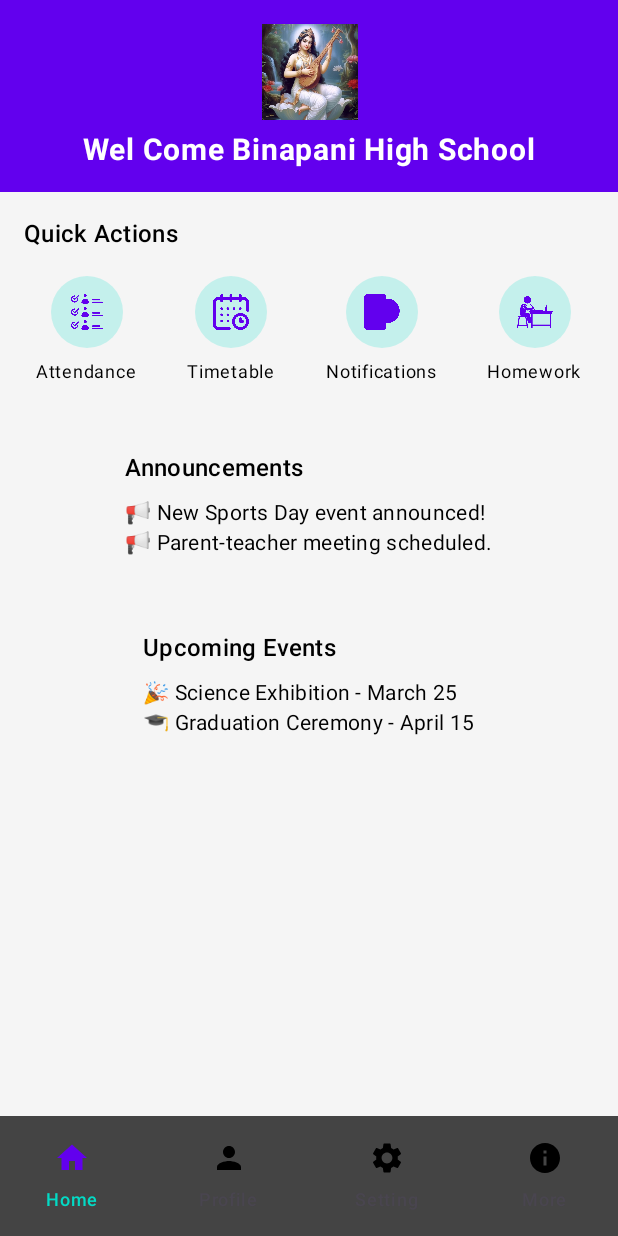
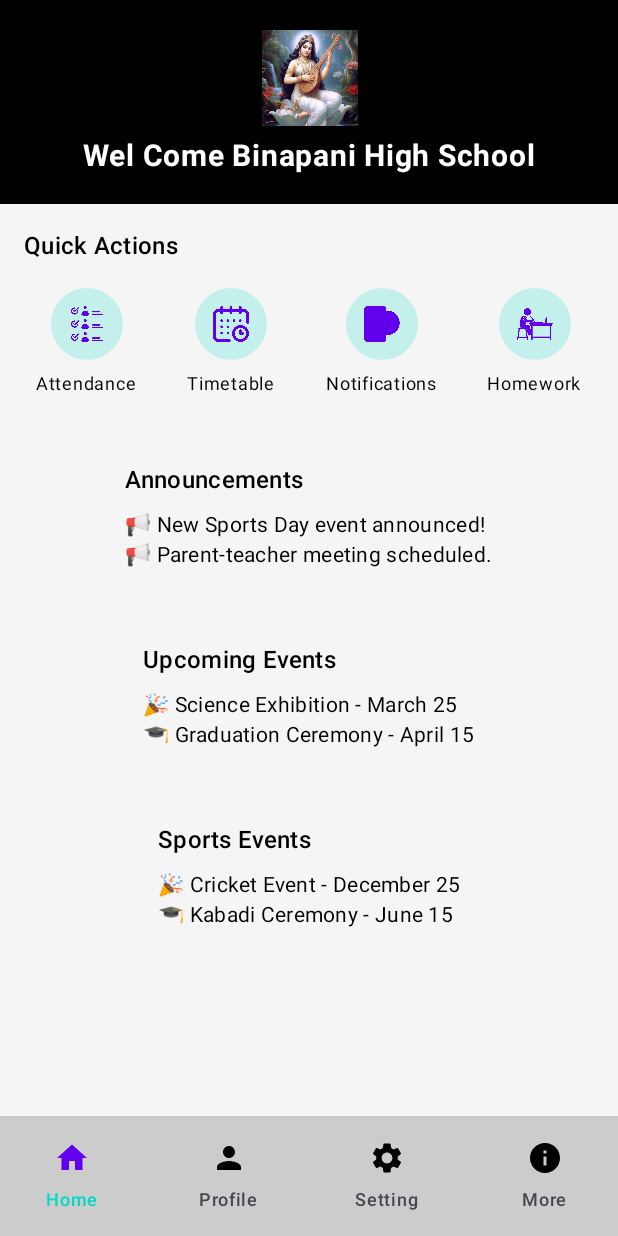
Before and after one commit to prasant89/MVVMCleanArchitecture, an Android app built with Jetpack Compose: the Dashboard screen opened through its navigation route, on a phone screen of 412 x 824 dp. Run offline under Robolectric (Android 15) with nearby library versions, the phone set to English and light mode, and no system bars.

Commit message:
Added more and other screen

```diff
--- a/app/src/main/java/com/prasant/binapani/presentation/view/screens/botton_navigation/BottomNavigationApp.kt
+++ b/app/src/main/java/com/prasant/binapani/presentation/view/screens/botton_navigation/BottomNavigationApp.kt
@@ -54,8 +54,8 @@ fun BottomNavigationBar(navController: NavController) {
     )
 
     NavigationBar(
-        containerColor = Color.DarkGray, // Makes the background transparent
-        tonalElevation = 2.dp // Removes shadow elevation for a cleaner look
+        containerColor = Color.LightGray, // Makes the background transparent
+        tonalElevation = 1.dp // Removes shadow elevation for a cleaner look
     ) {
         val currentBackStackEntry by navController.currentBackStackEntryAsState()
         val currentDestination = currentBackStackEntry?.destination
--- a/app/src/main/java/com/prasant/binapani/presentation/view/screens/botton_navigation/SchoolHomePage.kt
+++ b/app/src/main/java/com/prasant/binapani/presentation/view/screens/botton_navigation/SchoolHomePage.kt
@@ -34,6 +34,8 @@ fun  SchoolHomePage(navController: NavController) {
             item { AnnouncementsSection() }
             item { Spacer(modifier = Modifier.height(16.dp)) }
             item { EventsSection() }
+            item { Spacer(modifier = Modifier.height(16.dp)) }
+            item { SportsSection() }
         }
     }
 }
@@ -43,8 +45,8 @@ fun HeaderSection() {
     Box(
         modifier = Modifier
             .fillMaxWidth()
-            .background(MaterialTheme.colorScheme.primary)
-            .padding(16.dp),
+            .background(MaterialTheme.colorScheme.onSurface)
+            .padding(20.dp),
         contentAlignment = Alignment.Center
     ) {
         Column(horizontalAlignment = Alignment.CenterHorizontally) {
@@ -133,3 +135,16 @@ fun EventsSection() {
         Text("🎓 Graduation Ceremony - April 15", style = MaterialTheme.typography.bodyMedium)
     }
 }
+
+@Composable
+fun SportsSection() {
+    Column(modifier = Modifier.padding(16.dp)) {
+        Text(
+            text = "Sports Events",
+            style = MaterialTheme.typography.titleMedium,
+            modifier = Modifier.padding(bottom = 8.dp)
+        )
+        Text("🎉 Cricket Event - December 25", style = MaterialTheme.typography.bodyMedium)
+        Text("🎓 Kabadi Ceremony - June 15", style = MaterialTheme.typography.bodyMedium)
+    }
+}
--- a/app/src/main/java/com/prasant/binapani/presentation/view/screens/unauthenticated/login/LoginScreen.kt
+++ b/app/src/main/java/com/prasant/binapani/presentation/view/screens/unauthenticated/login/LoginScreen.kt
@@ -1,5 +1,6 @@
 package com.prasant.binapani.presentation.view.screens.unauthenticated.login
 
+import androidx.compose.foundation.background
 import androidx.compose.foundation.clickable
 import androidx.compose.foundation.layout.*
 import androidx.compose.foundation.rememberScrollState
@@ -13,6 +14,7 @@ import androidx.compose.runtime.getValue
 import androidx.compose.runtime.remember
 import androidx.compose.ui.Alignment
 import androidx.compose.ui.Modifier
+import androidx.compose.ui.graphics.Color
 import androidx.compose.ui.platform.LocalContext
 import androidx.compose.ui.res.stringResource
 import androidx.compose.ui.text.style.TextAlign
@@ -67,6 +69,7 @@ fun LoginScreen(
                 modifier = Modifier
                     .fillMaxWidth()
                     .padding(AppTheme.dimens.paddingLarge)
+                    .background(Color.Transparent)
             ) {
                 Column(
                     modifier = Modifier
```
